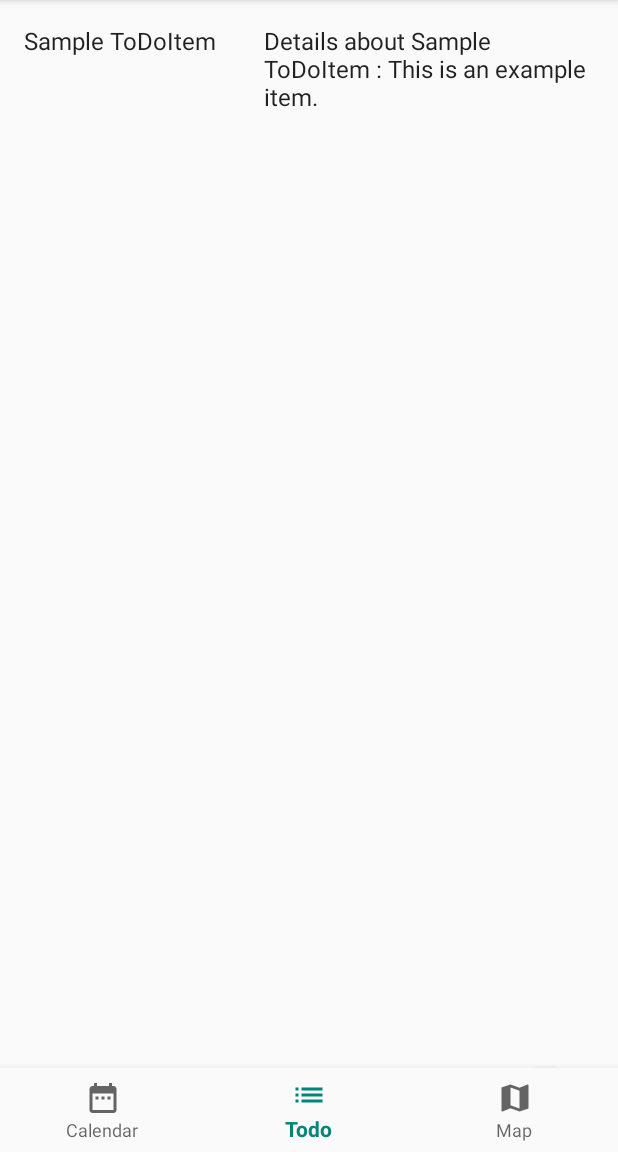
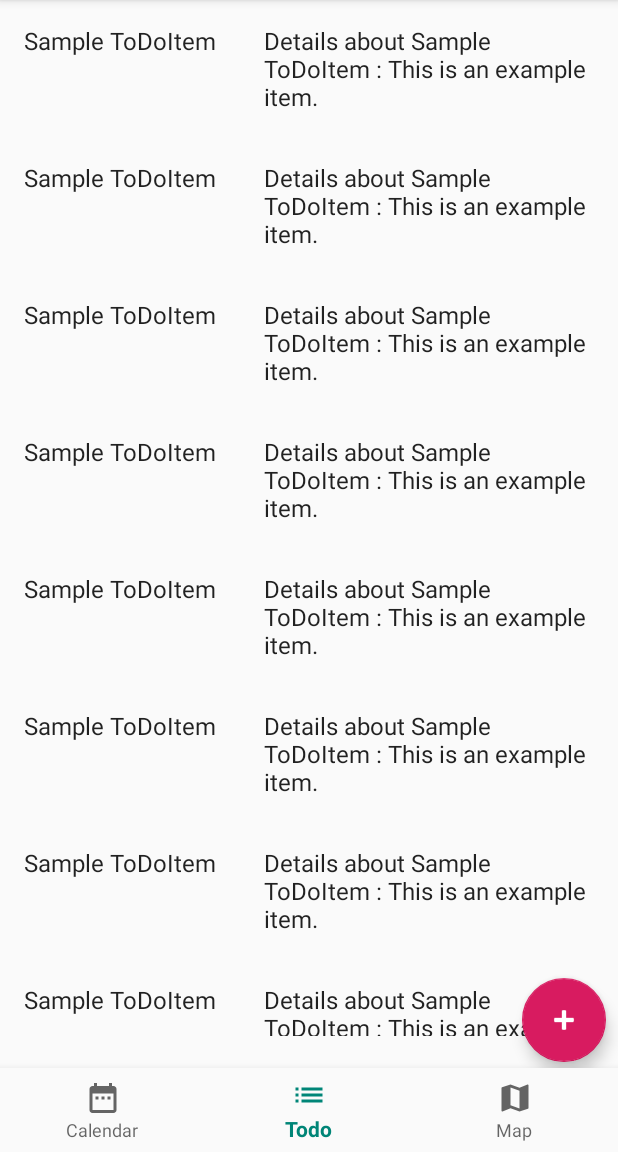
Before and after one commit to aaronpaczak/coe1530, an Android app: the screen it shows after launch (MainView), item 2 of the bottom bar chosen, on a phone screen of 412 x 824 dp, the part 84-1236 px from its top. Run offline under Robolectric (Android 15) with nearby library versions, the phone set to English and light mode, and no system bars; libraries missing offline, so code that uses them is left out: com.roomorama.caldroid.

Commit message:
fab working

```diff
--- a/app/src/main/java/coe1530/eatyourleftovers/TodoItemFragment.java
+++ b/app/src/main/java/coe1530/eatyourleftovers/TodoItemFragment.java
@@ -9,6 +9,7 @@ import android.support.v7.widget.GridLayoutManager;
 import android.support.v7.widget.LinearLayoutManager;
 import android.support.v7.widget.RecyclerView;
 import android.support.v7.widget.helper.ItemTouchHelper;
+import android.util.Log;
 import android.view.LayoutInflater;
 import android.view.View;
 import android.view.ViewGroup;
@@ -23,7 +24,7 @@ import java.util.List;
  * Activities containing this fragment MUST implement the {@link OnListFragmentInteractionListener}
  * interface.
  */
-public class TodoItemFragment extends Fragment {
+public class TodoItemFragment extends Fragment implements View.OnClickListener{
 
     // TODO: Customize parameter argument names
     private static final String ARG_COLUMN_COUNT = "column-count";
@@ -75,15 +76,12 @@ public class TodoItemFragment extends Fragment {
 
         // Set the layout for the RecyclerView to be a linear layout, which measures and
         // positions items within a RecyclerView into a linear list
-        if (mColumnCount <= 1) {
-            mRecyclerView.setLayoutManager(new LinearLayoutManager(context));
-        } else {
-            mRecyclerView.setLayoutManager(new GridLayoutManager(context, mColumnCount));
-        }
+        mRecyclerView.setLayoutManager(new LinearLayoutManager(context));
 
         // Initialize the adapter and attach it to the RecyclerView
         mAdapter = new MyTodoItemRecyclerViewAdapter(ToDoList.ITEMS, mListener);
         mRecyclerView.setAdapter(mAdapter);
+
 
         /*
          Set the Floating Action Button (FAB) to its corresponding View.
@@ -91,14 +89,11 @@ public class TodoItemFragment extends Fragment {
          to launch the AddTaskActivity.
          */
         FloatingActionButton fabButton = view.findViewById(R.id.fab);
-        fabButton.setOnClickListener(new View.OnClickListener() {
-            @Override
-            public void onClick(View view) {
-                // Create a new intent to start an AddTaskActivity
-                Intent addTaskIntent = new Intent(getActivity(), AddTaskActivity.class);
-                startActivity(addTaskIntent);
-            }
-        });
+        Log.w("FAB CHECKER", "fab: " + fabButton);
+        Log.w("LAYOUT CHECKER", "layout: " + getView());
+        fabButton.setOnClickListener(this);
+
+
 
 
         return view;
@@ -122,6 +117,17 @@ public class TodoItemFragment extends Fragment {
         mListener = null;
     }
 
+    @Override
+    public void onClick(View v) {
+        switch (v.getId()) {
+            case R.id.fab:
+                Intent addTaskIntent = new Intent(getActivity(), AddTaskActivity.class);
+                startActivity(addTaskIntent);
+                break;
+        }
+    }
+
+
     /**
      * This interface must be implemented by activities that contain this
      * fragment to allow an interaction in this fragment to be communicated
--- a/app/src/main/java/coe1530/eatyourleftovers/dummy/ToDoList.java
+++ b/app/src/main/java/coe1530/eatyourleftovers/dummy/ToDoList.java
@@ -21,12 +21,12 @@ public class ToDoList {
      */
     public static final Map<String, ToDoItem> ITEM_MAP = new HashMap<String, ToDoItem>();
 
-    private static final int COUNT = 1;
+    private static final int COUNT = 10;
 
     static {
         // Add some sample items.
         for (int i = 1; i <= COUNT; i++) {
-            addItem(createItem("Sample ToDoItem", 60, 1, "This is an example item."));
+            addItem(createItem("Sample ToDoItem", 60, COUNT-i, "This is an example item."));
         }
     }
 
--- a/app/src/main/res/layout/activity_main_view.xml
+++ b/app/src/main/res/layout/activity_main_view.xml
@@ -42,6 +42,7 @@
         app:layout_constraintBottom_toBottomOf="parent"
         app:layout_constraintLeft_toLeftOf="parent"
         app:layout_constraintRight_toRightOf="parent"
-        app:menu="@menu/navigation" />
+        app:menu="@menu/navigation"
+        app:layout_insetEdge="bottom"/>
 
 </android.support.constraint.ConstraintLayout>
--- a/app/src/main/res/layout/fragment_todoitem.xml
+++ b/app/src/main/res/layout/fragment_todoitem.xml
@@ -2,14 +2,33 @@
 <FrameLayout xmlns:android="http://schemas.android.com/apk/res/android"
     xmlns:app="http://schemas.android.com/apk/res-auto"
     android:layout_width="match_parent"
-    android:layout_height="match_parent">
+    android:layout_height="match_parent"
+    android:layout_above="@+id/main_container"
+    android:paddingBottom="52dp" >
+
+    <!-- Floating action button that launches AddTaskActivity when clicked -->
+    <android.support.design.widget.FloatingActionButton
+        android:id="@+id/fab"
+        android:layout_width="wrap_content"
+        android:layout_height="wrap_content"
+        android:layout_gravity="end|bottom"
+        android:layout_above="@+id/main_container"
+        android:layout_margin="8dp"
+        android:clickable="true"
+        android:elevation="200dp"
+        android:layout_marginStart="20dp"
+        android:layout_marginEnd="20dp"
+        android:tint="@android:color/white"
+        app:srcCompat="@android:drawable/ic_input_add"/>
 
     <!-- RecyclerView that is responsible for holding a list of task data -->
     <android.support.v7.widget.RecyclerView
         android:id="@+id/recyclerViewTasks"
         android:layout_width="match_parent"
         android:layout_height="match_parent"
-        android:paddingBottom="8dp" />
+        android:clipToPadding="true"
+        android:layout_above="@+id/main_container"
+        android:paddingBottom="25dp"/>
 
     <!--<LinearLayout xmlns:android="http://schemas.android.com/apk/res/android"-->
     <!--android:layout_width="wrap_content"-->
@@ -33,16 +52,7 @@
 
     <!--</LinearLayout>-->
 
-    <!-- Floating action button that launches AddTaskActivity when clicked -->
-    <android.support.design.widget.FloatingActionButton
-        android:id="@+id/fab"
-        android:layout_width="67dp"
-        android:layout_height="wrap_content"
-        android:layout_gravity="bottom|end"
-        android:layout_marginStart="20dp"
-        android:layout_marginEnd="20dp"
-        android:tint="@android:color/white"
-        app:srcCompat="@android:drawable/ic_input_add" />
+
 
 </FrameLayout>
 
--- a/app/src/main/res/layout/fragment_todoitem_list.xml
+++ b/app/src/main/res/layout/fragment_todoitem_list.xml
@@ -5,9 +5,11 @@
     -->
 
 <LinearLayout xmlns:android="http://schemas.android.com/apk/res/android"
+    xmlns:tools="http://schemas.android.com/tools"
     android:layout_width="wrap_content"
     android:layout_height="wrap_content"
-    android:orientation="horizontal">
+    android:orientation="horizontal"
+    tools:context="com.coe1530.eatyourleftovers.MainView">
 
     <TextView
         android:id="@+id/item_number"
@@ -22,6 +24,12 @@
         android:layout_height="wrap_content"
         android:layout_margin="@dimen/text_margin"
         android:textAppearance="?attr/textAppearanceListItem" />
+
+    <!-- A gray divider line at the bottom of each task -->
+    <View
+        android:layout_width="match_parent"
+        android:layout_height="1dp"
+        android:background="@android:color/darker_gray"/>
 
     <!-- A gray divider line at the bottom of each task -->
     <View
```
